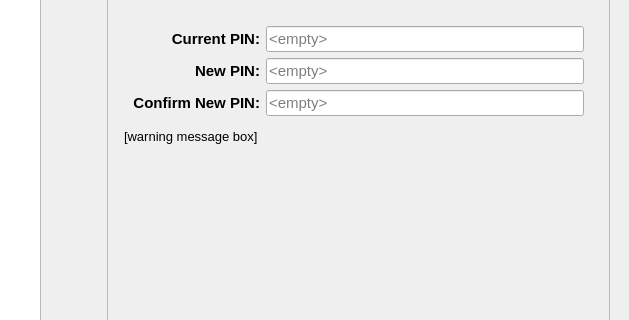
Above: nitrokeyapp/ui/settings_tab.ui from Nitrokey/nitrokey-app2 before the change; both pictures show x 171 to 800 and y 194 to 514 of the 800 by 601 pixel window. Below: the same form after it.
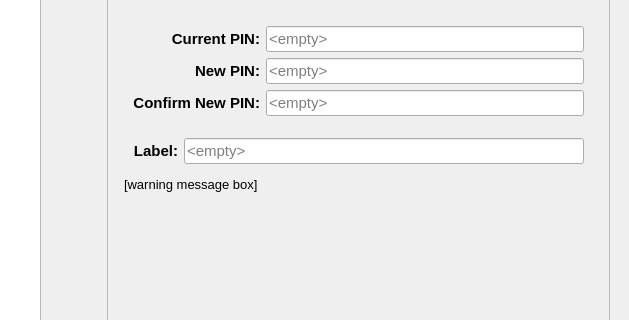
That is the form after the change. Icons and pictures are not drawn.

Commit message:
Add a setting to change the device label
- Add a Settings page to set, change or remove the label
- Hide it on firmware without label support

```diff
--- a/nitrokeyapp/ui/settings_tab.ui
+++ b/nitrokeyapp/ui/settings_tab.ui
@@ -653,6 +653,49 @@
             </layout>
            </widget>
           </item>
+          <item>
+           <widget class="QWidget" name="label_form" native="true">
+            <layout class="QFormLayout" name="label_form_layout">
+             <property name="labelAlignment">
+              <set>Qt::AlignmentFlag::AlignRight|Qt::AlignmentFlag::AlignTrailing|Qt::AlignmentFlag::AlignVCenter</set>
+             </property>
+             <item row="0" column="0">
+              <widget class="QLabel" name="device_label_caption">
+               <property name="font">
+                <font>
+                 <pointsize>11</pointsize>
+                 <bold>true</bold>
+                </font>
+               </property>
+               <property name="text">
+                <string>Label:</string>
+               </property>
+               <property name="alignment">
+                <set>Qt::AlignmentFlag::AlignRight|Qt::AlignmentFlag::AlignTrailing|Qt::AlignmentFlag::AlignVCenter</set>
+               </property>
+              </widget>
+             </item>
+             <item row="0" column="1">
+              <widget class="QLineEdit" name="device_label_edit">
+               <property name="sizePolicy">
+                <sizepolicy hsizetype="Expanding" vsizetype="Fixed">
+                 <horstretch>8</horstretch>
+                 <verstretch>0</verstretch>
+                </sizepolicy>
+               </property>
+               <property name="font">
+                <font>
+                 <pointsize>11</pointsize>
+                </font>
+               </property>
+               <property name="placeholderText">
+                <string>&lt;empty&gt;</string>
+               </property>
+              </widget>
+             </item>
+            </layout>
+           </widget>
+          </item>
           <item>
            <widget class="QLabel" name="warning_label">
             <property name="sizePolicy">
```
The commit also changes 3 other files.
